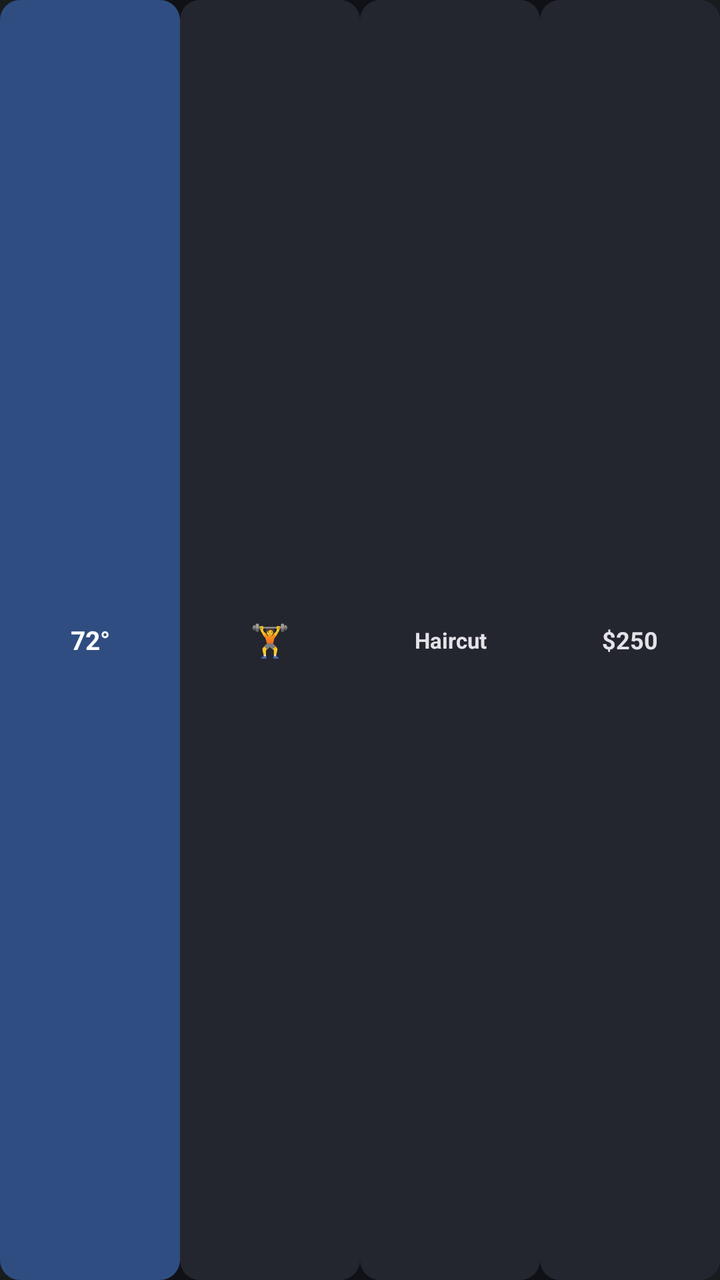
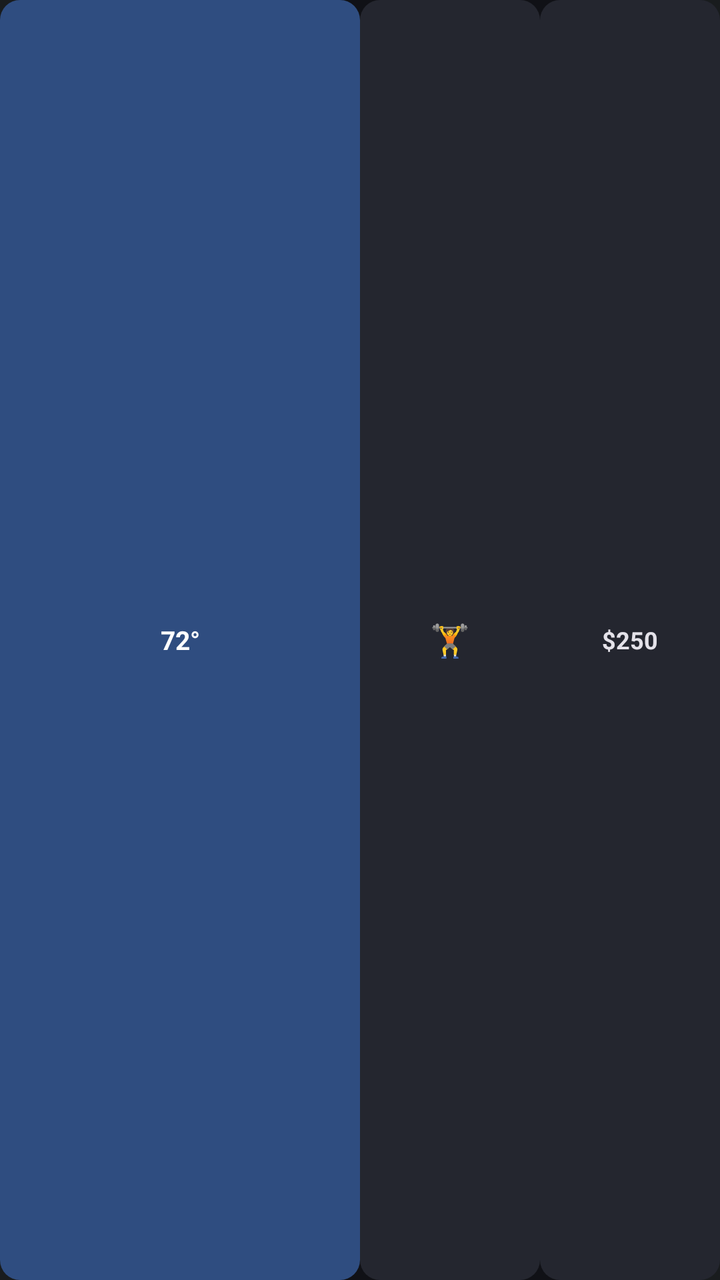

Two renders of the same Android screen: before a commit and after it. Below are the layout's source before the change and the commit's diff.
<!-- AndroidManifest.xml: application theme android:Theme.DeviceDefault -->
<!-- res/layout/widget_preview_strip.xml -->
<?xml version="1.0" encoding="utf-8"?>
<LinearLayout xmlns:android="http://schemas.android.com/apk/res/android"
    android:layout_width="match_parent"
    android:layout_height="match_parent"
    android:baselineAligned="false"
    android:background="@drawable/widget_preview_bg"
    android:orientation="horizontal">

    <LinearLayout
        android:layout_width="0dp"
        android:layout_height="match_parent"
        android:layout_weight="1"
        android:background="@drawable/widget_preview_weather_bg"
        android:gravity="center"
        android:orientation="vertical">

        <TextView
            android:layout_width="match_parent"
            android:layout_height="wrap_content"
            android:gravity="center"
            android:text="@string/widget_preview_weather_temp"
            android:textColor="#FFFFFF"
            android:textSize="13sp"
            android:textStyle="bold" />
    </LinearLayout>

    <TextView
        android:layout_width="0dp"
        android:layout_height="match_parent"
        android:layout_weight="1"
        android:background="@drawable/widget_preview_tile_bg"
        android:gravity="center"
        android:text="@string/widget_preview_gym"
        android:textColor="#E4E2E9"
        android:textSize="16sp" />

    <TextView
        android:layout_width="0dp"
        android:layout_height="match_parent"
        android:layout_weight="1"
        android:background="@drawable/widget_preview_tile_bg"
        android:ellipsize="end"
        android:gravity="center"
        android:maxLines="1"
        android:text="@string/widget_preview_events_title"
        android:textColor="#E4E2E9"
        android:textSize="11sp"
        android:textStyle="bold" />

    <TextView
        android:layout_width="0dp"
        android:layout_height="match_parent"
        android:layout_weight="1"
        android:background="@drawable/widget_preview_tile_bg"
        android:gravity="center"
        android:text="@string/widget_preview_money"
        android:textColor="#E4E2E9"
        android:textSize="12sp"
        android:textStyle="bold" />
</LinearLayout>
<!-- resources referenced by this layout -->
<resources>
  <!-- drawable widget_preview_bg (drawable) -->
  <?xml version="1.0" encoding="utf-8"?>
  <shape xmlns:android="http://schemas.android.com/apk/res/android">
      <solid android:color="#101116" />
      <corners android:radius="16dp" />
  </shape>
  <!-- drawable widget_preview_tile_bg (drawable) -->
  <?xml version="1.0" encoding="utf-8"?>
  <shape xmlns:android="http://schemas.android.com/apk/res/android">
      <solid android:color="#24262F" />
      <corners android:radius="10dp" />
  </shape>
  <!-- drawable widget_preview_weather_bg (drawable) -->
  <?xml version="1.0" encoding="utf-8"?>
  <shape xmlns:android="http://schemas.android.com/apk/res/android">
      <solid android:color="#2F4D80" />
      <corners android:radius="10dp" />
  </shape>
  <string name="widget_preview_events_title">Haircut</string>
  <string name="widget_preview_gym">🏋</string>
  <string name="widget_preview_money">$250</string>
  <string name="widget_preview_weather_temp">72°</string>
</resources>

<!-- the commit's change to res/layout/widget_preview_strip.xml (unified diff, before → after) -->
@@ -6,10 +6,11 @@
     android:background="@drawable/widget_preview_bg"
     android:orientation="horizontal">
 
+    
     <LinearLayout
         android:layout_width="0dp"
         android:layout_height="match_parent"
-        android:layout_weight="1"
+        android:layout_weight="2"
         android:background="@drawable/widget_preview_weather_bg"
         android:gravity="center"
         android:orientation="vertical">
@@ -39,19 +40,6 @@
         android:layout_height="match_parent"
         android:layout_weight="1"
         android:background="@drawable/widget_preview_tile_bg"
-        android:ellipsize="end"
-        android:gravity="center"
-        android:maxLines="1"
-        android:text="@string/widget_preview_events_title"
-        android:textColor="#E4E2E9"
-        android:textSize="11sp"
-        android:textStyle="bold" />
-
-    <TextView
-        android:layout_width="0dp"
-        android:layout_height="match_parent"
-        android:layout_weight="1"
-        android:background="@drawable/widget_preview_tile_bg"
         android:gravity="center"
         android:text="@string/widget_preview_money"
         android:textColor="#E4E2E9"
<!-- resource entries referenced after the edit -->
@@ -18,7 +18,6 @@
       <solid android:color="#2F4D80" />
       <corners android:radius="10dp" />
   </shape>
-  <string name="widget_preview_events_title">Haircut</string>
   <string name="widget_preview_gym">🏋</string>
   <string name="widget_preview_money">$250</string>
   <string name="widget_preview_weather_temp">72°</string>
